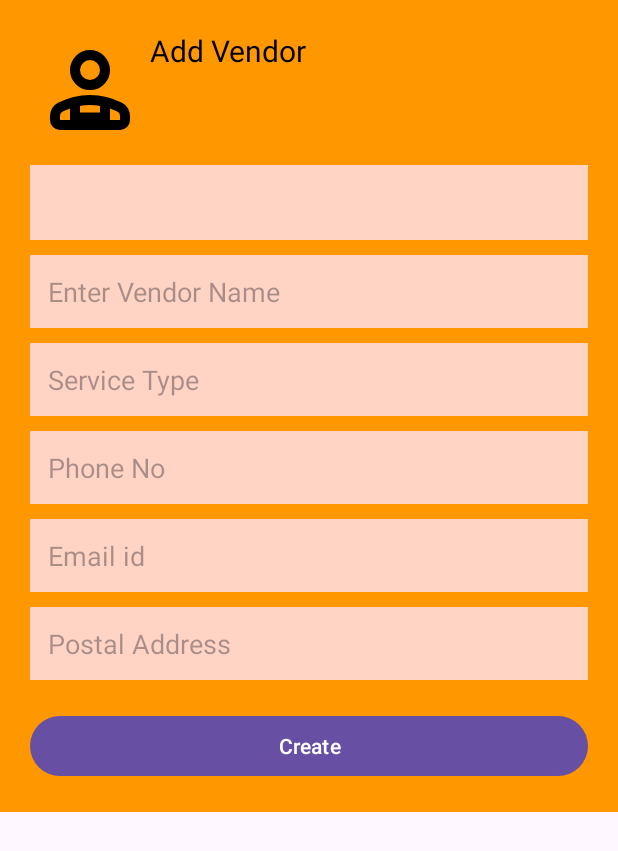
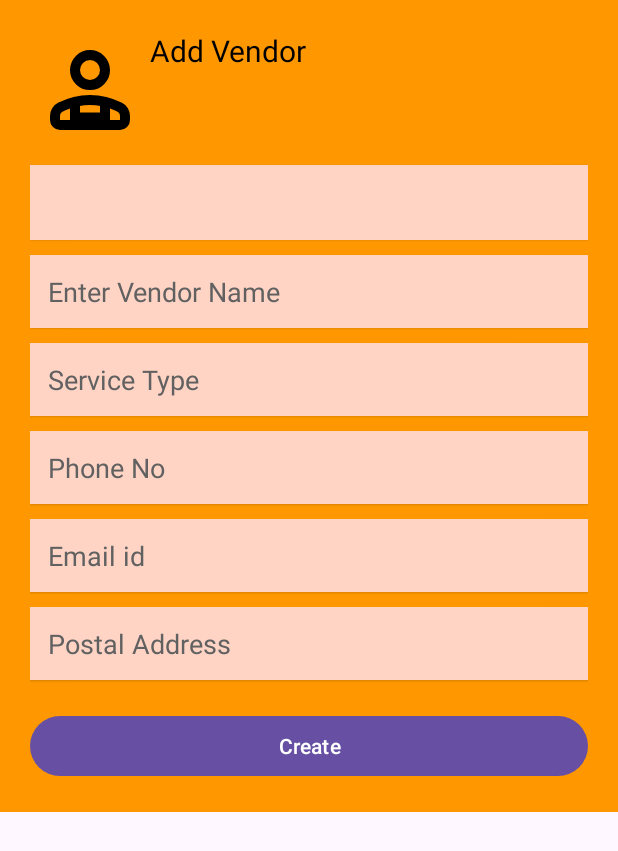
Before and after one commit to Omkar-109/Event_Manager_APP, an Android app: the layout dialog_add_vendor.xml on its own in the app's theme, with its tools: preview values and no code run, on a phone screen of 412 x 824 dp. Shown: the top 851 px of the screen. Run offline under Robolectric (Android 15) with nearby library versions, the light colour scheme and no system bars.

Commit message:
minor ui changes

```diff
--- /dev/null
+++ b/app/src/main/res/color/back_gradient.xml
@@ -0,0 +1,6 @@
+<?xml version="1.0" encoding="utf-8"?>
+<gradient xmlns:android="http://schemas.android.com/apk/res/android">
+    <item android:color="@color/bottom_orange" />
+    <item android:color="#FF4D00"/>
+
+</gradient>
--- a/app/src/main/res/drawable/bottom_design.xml
+++ b/app/src/main/res/drawable/bottom_design.xml
@@ -1,6 +1,7 @@
 <?xml version="1.0" encoding="utf-8"?>
 <shape xmlns:android="http://schemas.android.com/apk/res/android">
-    <solid android:color="#5C00FF" />
+
+    <gradient android:angle="@integer/material_motion_duration_long_1" android:startColor="#5C00FF" android:endColor="#300095"/>
     <stroke android:width="15dp" android:color="#00FFFFFF"/>
     <corners android:topLeftRadius="40dp" android:bottomRightRadius="40dp"/>
 </shape>
--- /dev/null
+++ b/app/src/main/res/drawable/button_create.xml
@@ -0,0 +1,6 @@
+<?xml version="1.0" encoding="utf-8"?>
+<shape xmlns:android="http://schemas.android.com/apk/res/android">
+    <corners android:radius="50dp"/>
+    <gradient android:angle="@integer/material_motion_duration_long_1" android:startColor="#5C00FF" android:endColor="#300095" />
+
+</shape>
--- a/app/src/main/res/layout/activity_main.xml
+++ b/app/src/main/res/layout/activity_main.xml
@@ -167,6 +167,7 @@
         android:layout_width="match_parent"
         android:layout_height="wrap_content"
         android:background="@color/bottom_orange"
+        app:elevation="7dp"
         app:itemBackground="@drawable/bottom_design"
         app:itemIconTint="@color/white"
         app:itemTextColor="#FFFFFF"
--- a/app/src/main/res/layout/dialog_add_vendor.xml
+++ b/app/src/main/res/layout/dialog_add_vendor.xml
@@ -39,7 +39,9 @@
         android:layout_width="match_parent"
         android:layout_height="50dp"
         android:layout_marginTop="10dp"
-        android:background="#FFD4C5" />
+        android:background="#FFD4C5"
+        android:elevation="1dp"
+        android:popupBackground="#FF9C5A" />
 
     <EditText
         android:id="@+id/input_vendor_name"
@@ -48,9 +50,11 @@
         android:layout_marginTop="10dp"
         android:background="#FFD4C5"
 
+        android:elevation="1dp"
         android:hint="Enter Vendor Name"
         android:padding="12dp"
-        android:textColor="@color/black" />
+        android:textColor="@color/black"
+        android:textColorHint="#616161" />
 
     <EditText
         android:id="@+id/input_service_type"
@@ -59,9 +63,11 @@
         android:layout_marginTop="10dp"
         android:background="#FFD4C5"
 
+        android:elevation="1dp"
         android:hint="Service Type"
         android:padding="12dp"
-        android:textColor="@color/black" />
+        android:textColor="@color/black"
+        android:textColorHint="#616161" />
 
     <EditText
         android:id="@+id/input_phone"
@@ -69,11 +75,13 @@
         android:layout_height="wrap_content"
         android:layout_marginTop="10dp"
         android:background="#FFD4C5"
+        android:elevation="1dp"
+
         android:hint="Phone No"
-
         android:inputType="phone"
         android:padding="12dp"
-        android:textColor="@color/black" />
+        android:textColor="@color/black"
+        android:textColorHint="#616161" />
 
 
     <EditText
@@ -82,11 +90,13 @@
         android:layout_height="wrap_content"
         android:layout_marginTop="10dp"
         android:background="#FFD4C5"
+        android:elevation="1dp"
+
         android:hint="Email id"
-
         android:inputType="textEmailAddress"
         android:padding="12dp"
-        android:textColor="@color/black" />
+        android:textColor="@color/black"
+        android:textColorHint="#616161" />
 
 
     <EditText
@@ -95,10 +105,12 @@
         android:layout_height="wrap_content"
         android:layout_marginTop="10dp"
         android:background="#FFD4C5"
+        android:elevation="1dp"
         android:hint="Postal Address"
         android:inputType="textPostalAddress"
         android:padding="12dp"
-        android:textColor="@color/black" />
+        android:textColor="@color/black"
+        android:textColorHint="#616161" />
 
 
     <Button
@@ -107,6 +119,7 @@
         android:layout_height="wrap_content"
         android:layout_marginTop="20dp"
 
+        android:elevation="3dp"
         android:text="Create"
         android:textColor="@color/white" />
 </LinearLayout>
```
Also changed, not shown: app/src/main/res/layout/dialog_add_guest.xml (+11 -5 lines).
